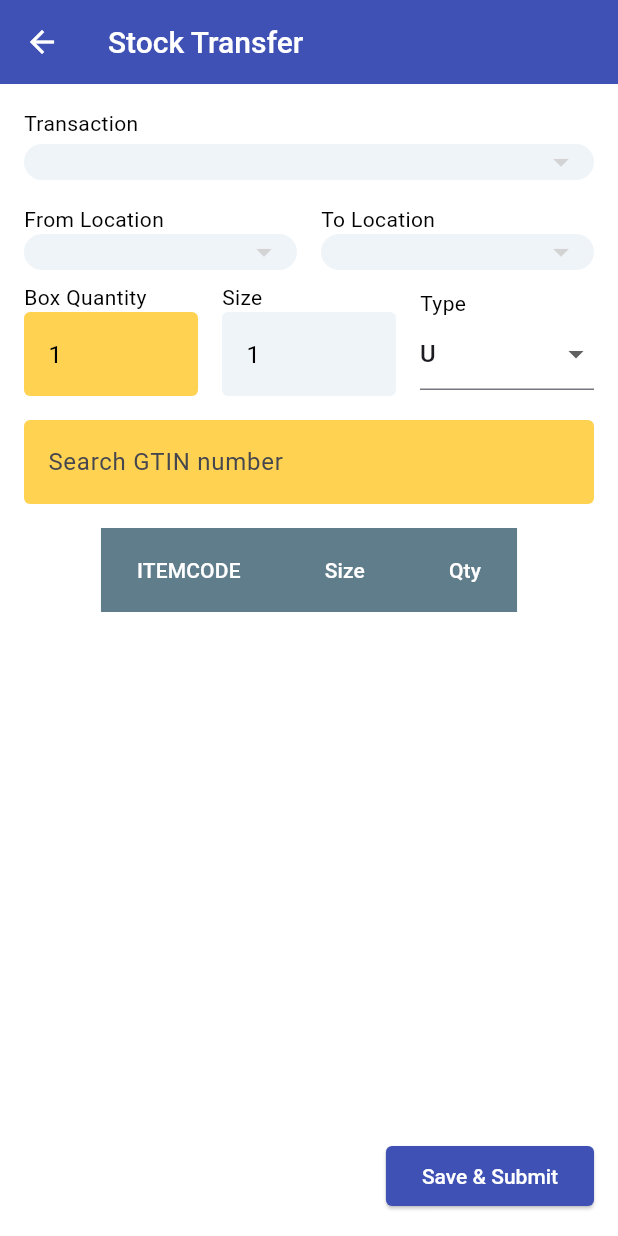
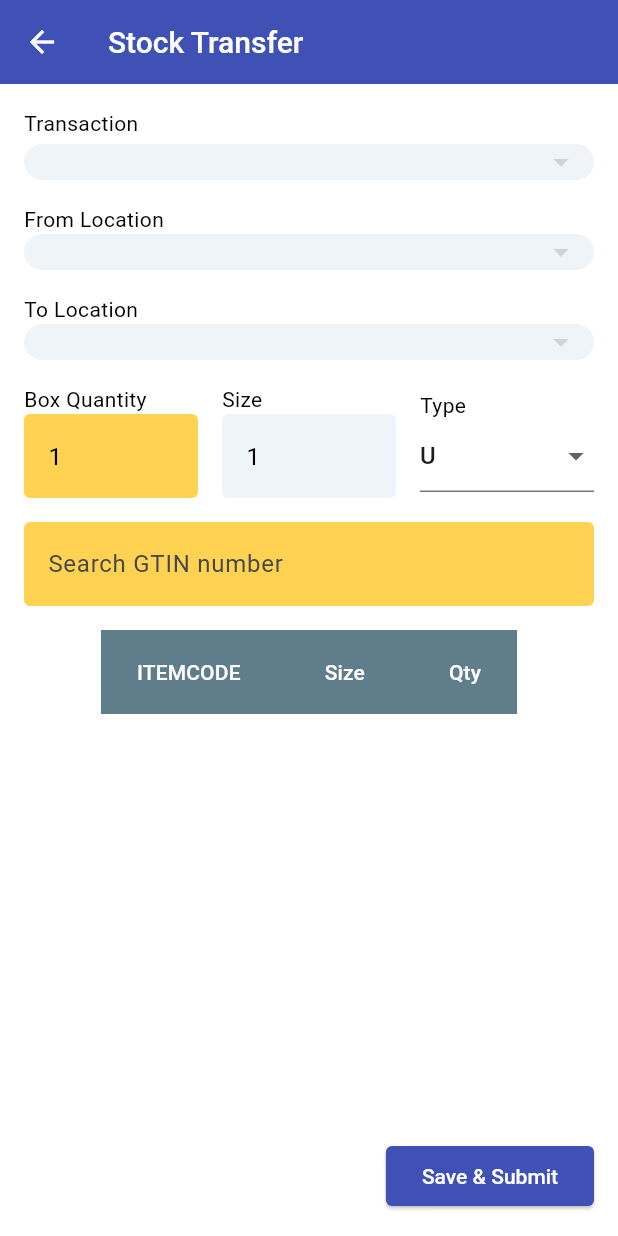
Before and after one commit to Wasim-Zaman/slic_nartec_flutter, a Flutter app: the StockTransferScreen screen opened directly, after a tap on "Save & Submit", on a phone screen of 412 x 824 dp. Run offline on Flutter 3.47's test engine with Material 3 defaults, Android fonts, the phone set to English and light mode, and no system bars; our stand-ins replace flutter_bloc, shared_preferences; accounts and stored records are empty; network calls fail.

Commit message:
Refactor StockTransferCubit and StockTransferScreenState

```diff
--- a/lib/cubits/stock_transfer/stock_transfer_cubit.dart
+++ b/lib/cubits/stock_transfer/stock_transfer_cubit.dart
@@ -1,3 +1,6 @@
+import 'dart:convert';
+import 'dart:developer';
+
 import 'package:flutter_bloc/flutter_bloc.dart';
 import 'package:slic/models/item_code.dart';
 import 'package:slic/models/transaction_code_model.dart';
@@ -19,7 +22,7 @@ class StockTransferCubit extends Cubit<StockTransferState> {
 
   String? gtin;
   int boxQuantity = 1;
-  int size = 1;
+  int size = 37;
   String type = "U";
   double total = 0;
 
@@ -92,6 +95,8 @@ class StockTransferCubit extends Cubit<StockTransferState> {
         "APICODE": "STOCKTRANSFER",
         "LANG": "ENG"
       };
+
+      log(jsonEncode(body));
       final response = await ApiService.slicPostData(body);
       emit(StockTransferPostSuccess());
     } catch (e) {
--- a/lib/view/screens/stock_transfer/stock_transfer_screen.dart
+++ b/lib/view/screens/stock_transfer/stock_transfer_screen.dart
@@ -74,10 +74,7 @@ class _StockTransferScreenState extends State<StockTransferScreen> {
                 },
               ),
               const SizedBox(height: 16),
-              Row(
-                children: [
-                  Expanded(
-                    child: Column(
+              Column(
                 crossAxisAlignment: CrossAxisAlignment.start,
                 children: [
                   const Text("From Location"),
@@ -88,20 +85,17 @@ class _StockTransferScreenState extends State<StockTransferScreen> {
                             .slicLocations
                             .where((element) =>
                                 element.locationMaster?.lOCNNAME != null)
-                                  .map((e) =>
-                                      e.locationMaster!.lOCNNAME.toString())
+                            .map((e) => e.locationMaster!.lOCNNAME.toString())
                             .toSet()
                             .toList(),
                         defaultValue: HomeCubit.get(context).fromLocation,
                         onChanged: (p0) {
-                                HomeCubit.get(context).fromLocation =
-                                    p0.toString();
+                          HomeCubit.get(context).fromLocation = p0.toString();
                           HomeCubit.get(context).fromLocationCode =
                               HomeCubit.get(context)
                                   .slicLocations
                                   .firstWhere((element) =>
-                                            element.locationMaster!.lOCNNAME ==
-                                            p0)
+                                      element.locationMaster!.lOCNNAME == p0)
                                   .locationMaster!
                                   .lOCNCODE;
                         },
@@ -110,10 +104,8 @@ class _StockTransferScreenState extends State<StockTransferScreen> {
                   ),
                 ],
               ),
-                  ),
-                  const SizedBox(width: 16),
-                  Expanded(
-                    child: Column(
+              const SizedBox(height: 16),
+              Column(
                 crossAxisAlignment: CrossAxisAlignment.start,
                 children: [
                   const Text("To Location"),
@@ -124,20 +116,17 @@ class _StockTransferScreenState extends State<StockTransferScreen> {
                             .slicLocations
                             .where((element) =>
                                 element.locationMaster?.lOCNNAME != null)
-                                  .map((e) =>
-                                      e.locationMaster!.lOCNNAME.toString())
+                            .map((e) => e.locationMaster!.lOCNNAME.toString())
                             .toSet()
                             .toList(),
                         defaultValue: HomeCubit.get(context).toLocation,
                         onChanged: (p0) {
-                                HomeCubit.get(context).toLocation =
-                                    p0.toString();
+                          HomeCubit.get(context).toLocation = p0.toString();
                           HomeCubit.get(context).toLocationCode =
                               HomeCubit.get(context)
                                   .slicLocations
                                   .firstWhere((element) =>
-                                            element.locationMaster!.lOCNNAME ==
-                                            p0)
+                                      element.locationMaster!.lOCNNAME == p0)
                                   .locationMaster!
                                   .lOCNCODE;
                         },
@@ -146,10 +135,7 @@ class _StockTransferScreenState extends State<StockTransferScreen> {
                   ),
                 ],
               ),
-                  ),
-                ],
-              ),
-              const SizedBox(height: 8),
+              const SizedBox(height: 16),
               Row(
                 children: [
                   Expanded(
@@ -331,7 +317,8 @@ class _StockTransferScreenState extends State<StockTransferScreen> {
                             itemCodes: ItemCodeCubit.get(context).itemCodes,
                             fromLocationCode:
                                 HomeCubit.get(context).fromLocationCode,
-                            toLocationCode: HomeCubit.get(context).toLocation,
+                            toLocationCode:
+                                HomeCubit.get(context).toLocationCode,
                           );
                         },
                       );
```
Also changed, not shown: lib/cubits/line_item/line_item_cubit.dart (+14 -12 lines). Lines whose indentation alone changed are shown as unchanged.
